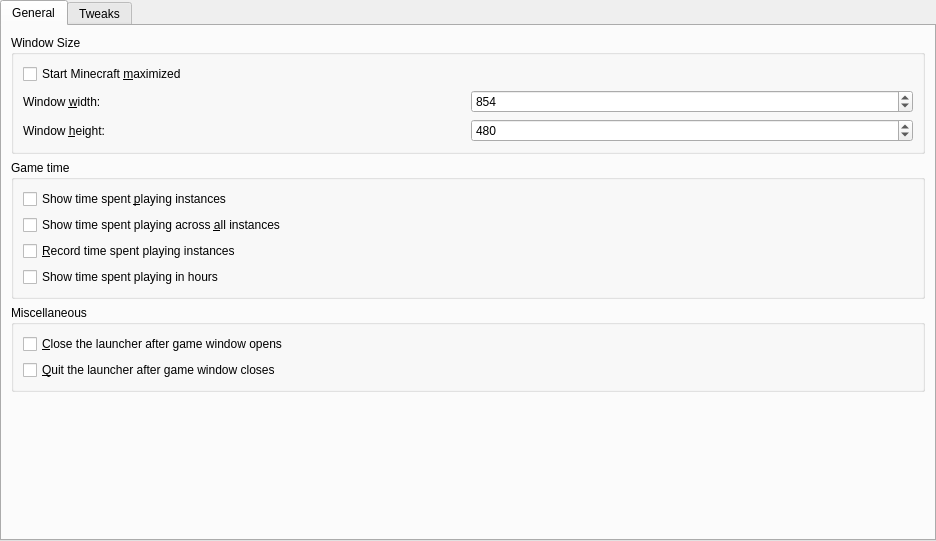
Above: launcher/ui/pages/global/MinecraftPage.ui from FreesmTeam/FreesmLauncher before the change. Below: the same form after it.
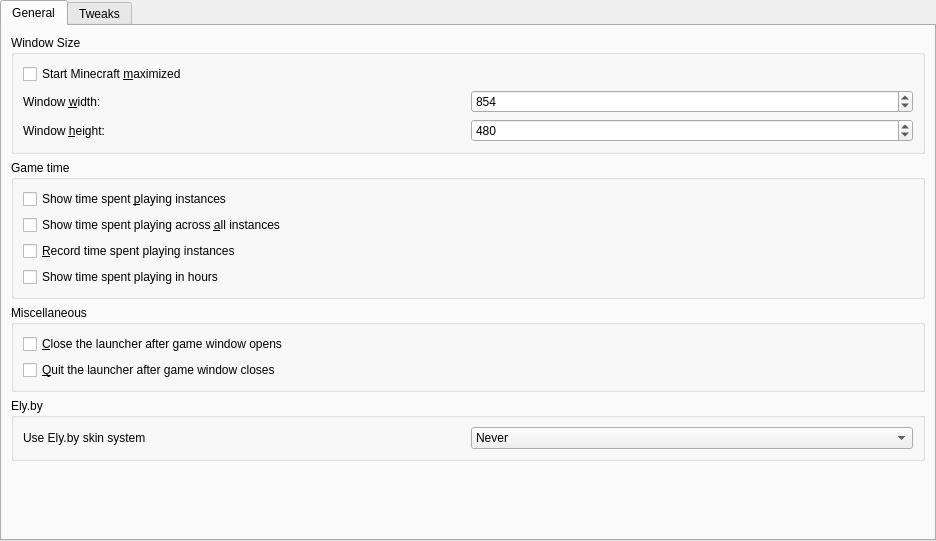
That is the form after the change.

Commit message: feat: add ely skins for offline accounts

What changed in the file:
```diff
--- a/launcher/ui/pages/global/MinecraftPage.ui
+++ b/launcher/ui/pages/global/MinecraftPage.ui
@@ -178,14 +178,63 @@
         </widget>
        </item>
        <item>
-        <spacer name="verticalSpacerMinecraft">
+        <widget class="QGroupBox" name="ElybyGroupBox">
+         <property name="title">
+          <string>Ely.by</string>
+         </property>
+         <layout class="QHBoxLayout" name="horizontalLayout">
+          <item>
+           <widget class="QLabel" name="label">
+            <property name="text">
+             <string>Use Ely.by skin system</string>
+            </property>
+           </widget>
+          </item>
+          <item>
+           <widget class="QComboBox" name="elySkinSystemComboBox">
+            <property name="sizePolicy">
+             <sizepolicy hsizetype="Preferred" vsizetype="Fixed">
+              <horstretch>0</horstretch>
+              <verstretch>0</verstretch>
+             </sizepolicy>
+            </property>
+            <property name="currentIndex">
+             <number>0</number>
+            </property>
+            <item>
+             <property name="text">
+              <string>Never</string>
+             </property>
+            </item>
+            <item>
+             <property name="text">
+              <string>Always</string>
+             </property>
+            </item>
+            <item>
+             <property name="text">
+              <string>With Ely.by accounts</string>
+             </property>
+            </item>
+            <item>
+             <property name="text">
+              <string>Without Ely.by accounts</string>
+             </property>
+            </item>
+           </widget>
+          </item>
+         </layout>
+        </widget>
+       </item>
+       <item>
+        <spacer name="verticalSpacer_2">
          <property name="orientation">
-          <enum>Qt::Vertical</enum>
+          <enum>Qt::Orientation::Vertical</enum>
          </property>
          <property name="sizeHint" stdset="0">
           <size>
-           <width>0</width>
-           <height>0</height>
+           <width>20</width>
+           <height>40</height>
           </size>
          </property>
         </spacer>
```
Left out of the diff: 4 changed lines with no effect on the pictures. The commit also changes 9 other files.
